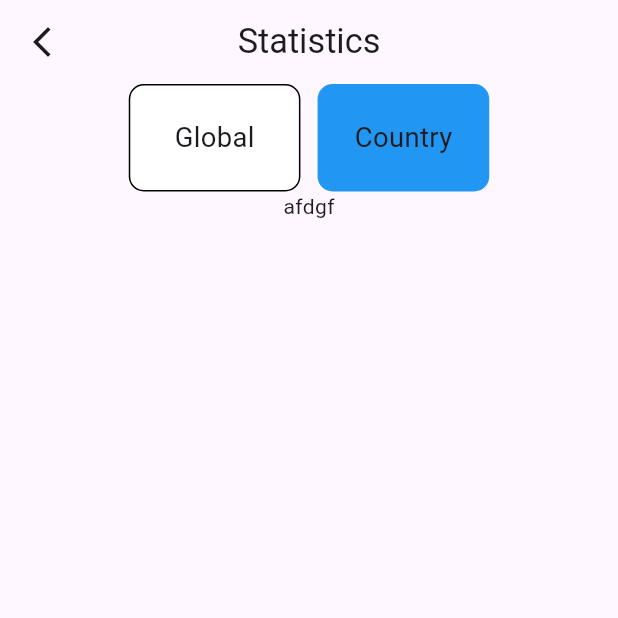
After one commit to arafatappdeveloper/Covid_app, a Flutter app: the WorldCovid screen opened directly, after a tap on "Country", on a phone screen of 412 x 824 dp, the top half of it. The commit adds this screen. Run offline on Flutter 3.47's test engine with Material 3 defaults, Android fonts, the phone set to English and light mode, and no system bars; our stand-ins replace flutter_screenutil, google_fonts, pie_chart; network calls fail; Roboto replaces fonts that are missing (Abel).

Commit message:
world covid data fetch

```diff
--- a/lib/main.dart
+++ b/lib/main.dart
@@ -1,6 +1,7 @@
 import 'package:covid_app/view/bottom_page_view.dart';
 
 import 'package:flutter/material.dart';
+import 'package:flutter_screenutil/flutter_screenutil.dart';
 
 void main() {
   runApp(const MyApp());
@@ -12,6 +13,10 @@ class MyApp extends StatelessWidget {
   // This widget is the root of your application.
   @override
   Widget build(BuildContext context) {
+    return ScreenUtilInit(
+      designSize: const Size(360, 690), // Adjust based on your design dimensions
+      minTextAdapt: true,
+      builder: (context, child){
         return MaterialApp(
           debugShowCheckedModeBanner: false,
           title: 'Flutter Demo',
@@ -36,5 +41,7 @@ class MyApp extends StatelessWidget {
           ),
           home: BottomPageView(),
         );
+      },
+    );
   }
 }
--- /dev/null
+++ b/lib/model/WorldCovidModel.dart
@@ -0,0 +1,207 @@
+import 'dart:convert';
+/// updated : 1737223621675
+/// cases : 704753890
+/// todayCases : 0
+/// deaths : 7010681
+/// todayDeaths : 0
+/// recovered : 675619811
+/// todayRecovered : 790
+/// active : 22123398
+/// critical : 34794
+/// casesPerOneMillion : 90413
+/// deathsPerOneMillion : 899.4
+/// tests : 7026505313
+/// testsPerOneMillion : 884400.59
+/// population : 7944935131
+/// oneCasePerPeople : 0
+/// oneDeathPerPeople : 0
+/// oneTestPerPeople : 0
+/// activePerOneMillion : 2784.59
+/// recoveredPerOneMillion : 85037.8
+/// criticalPerOneMillion : 4.38
+/// affectedCountries : 231
+
+WorldCovidModel worldCovidModelFromJson(String str) => WorldCovidModel.fromJson(json.decode(str));
+String worldCovidModelToJson(WorldCovidModel data) => json.encode(data.toJson());
+class WorldCovidModel {
+  WorldCovidModel({
+      num? updated,
+      num? cases,
+      num? todayCases,
+      num? deaths,
+      num? todayDeaths,
+      num? recovered,
+      num? todayRecovered,
+      num? active,
+      num? critical,
+      num? casesPerOneMillion,
+      num? deathsPerOneMillion,
+      num? tests,
+      num? testsPerOneMillion,
+      num? population,
+      num? oneCasePerPeople,
+      num? oneDeathPerPeople,
+      num? oneTestPerPeople,
+      num? activePerOneMillion,
+      num? recoveredPerOneMillion,
+      num? criticalPerOneMillion,
+      num? affectedCountries,}){
+    _updated = updated;
+    _cases = cases;
+    _todayCases = todayCases;
+    _deaths = deaths;
+    _todayDeaths = todayDeaths;
+    _recovered = recovered;
+    _todayRecovered = todayRecovered;
+    _active = active;
+    _critical = critical;
+    _casesPerOneMillion = casesPerOneMillion;
+    _deathsPerOneMillion = deathsPerOneMillion;
+    _tests = tests;
+    _testsPerOneMillion = testsPerOneMillion;
+    _population = population;
+    _oneCasePerPeople = oneCasePerPeople;
+    _oneDeathPerPeople = oneDeathPerPeople;
+    _oneTestPerPeople = oneTestPerPeople;
+    _activePerOneMillion = activePerOneMillion;
+    _recoveredPerOneMillion = recoveredPerOneMillion;
+    _criticalPerOneMillion = criticalPerOneMillion;
+    _affectedCountries = affectedCountries;
+}
+
+  WorldCovidModel.fromJson(dynamic json) {
+    _updated = json['updated'];
+    _cases = json['cases'];
+    _todayCases = json['todayCases'];
+    _deaths = json['deaths'];
+    _todayDeaths = json['todayDeaths'];
+    _recovered = json['recovered'];
+    _todayRecovered = json['todayRecovered'];
+    _active = json['active'];
+    _critical = json['critical'];
+    _casesPerOneMillion = json['casesPerOneMillion'];
+    _deathsPerOneMillion = json['deathsPerOneMillion'];
+    _tests = json['tests'];
+    _testsPerOneMillion = json['testsPerOneMillion'];
+    _population = json['population'];
+    _oneCasePerPeople = json['oneCasePerPeople'];
+    _oneDeathPerPeople = json['oneDeathPerPeople'];
+    _oneTestPerPeople = json['oneTestPerPeople'];
+    _activePerOneMillion = json['activePerOneMillion'];
+    _recoveredPerOneMillion = json['recoveredPerOneMillion'];
+    _criticalPerOneMillion = json['criticalPerOneMillion'];
+    _affectedCountries = json['affectedCountries'];
+  }
+  num? _updated;
+  num? _cases;
+  num? _todayCases;
+  num? _deaths;
+  num? _todayDeaths;
+  num? _recovered;
+  num? _todayRecovered;
+  num? _active;
+  num? _critical;
+  num? _casesPerOneMillion;
+  num? _deathsPerOneMillion;
+  num? _tests;
+  num? _testsPerOneMillion;
+  num? _population;
+  num? _oneCasePerPeople;
+  num? _oneDeathPerPeople;
+  num? _oneTestPerPeople;
+  num? _activePerOneMillion;
+  num? _recoveredPerOneMillion;
+  num? _criticalPerOneMillion;
+  num? _affectedCountries;
+WorldCovidModel copyWith({  num? updated,
+  num? cases,
+  num? todayCases,
+  num? deaths,
+  num? todayDeaths,
+  num? recovered,
+  num? todayRecovered,
+  num? active,
+  num? critical,
+  num? casesPerOneMillion,
+  num? deathsPerOneMillion,
+  num? tests,
+  num? testsPerOneMillion,
+  num? population,
+  num? oneCasePerPeople,
+  num? oneDeathPerPeople,
+  num? oneTestPerPeople,
+  num? activePerOneMillion,
+  num? recoveredPerOneMillion,
+  num? criticalPerOneMillion,
+  num? affectedCountries,
+}) => WorldCovidModel(  updated: updated ?? _updated,
+  cases: cases ?? _cases,
+  todayCases: todayCases ?? _todayCases,
+  deaths: deaths ?? _deaths,
+  todayDeaths: todayDeaths ?? _todayDeaths,
+  recovered: recovered ?? _recovered,
+  todayRecovered: todayRecovered ?? _todayRecovered,
+  active: active ?? _active,
+  critical: critical ?? _critical,
+  casesPerOneMillion: casesPerOneMillion ?? _casesPerOneMillion,
+  deathsPerOneMillion: deathsPerOneMillion ?? _deathsPerOneMillion,
+  tests: tests ?? _tests,
+  testsPerOneMillion: testsPerOneMillion ?? _testsPerOneMillion,
+  population: population ?? _population,
+  oneCasePerPeople: oneCasePerPeople ?? _oneCasePerPeople,
+  oneDeathPerPeople: oneDeathPerPeople ?? _oneDeathPerPeople,
+  oneTestPerPeople: oneTestPerPeople ?? _oneTestPerPeople,
+  activePerOneMillion: activePerOneMillion ?? _activePerOneMillion,
+  recoveredPerOneMillion: recoveredPerOneMillion ?? _recoveredPerOneMillion,
+  criticalPerOneMillion: criticalPerOneMillion ?? _criticalPerOneMillion,
+  affectedCountries: affectedCountries ?? _affectedCountries,
+);
+  num? get updated => _updated;
+  num? get cases => _cases;
+  num? get todayCases => _todayCases;
+  num? get deaths => _deaths;
+  num? get todayDeaths => _todayDeaths;
+  num? get recovered => _recovered;
+  num? get todayRecovered => _todayRecovered;
+  num? get active => _active;
+  num? get critical => _critical;
+  num? get casesPerOneMillion => _casesPerOneMillion;
+  num? get deathsPerOneMillion => _deathsPerOneMillion;
+  num? get tests => _tests;
+  num? get testsPerOneMillion => _testsPerOneMillion;
+  num? get population => _population;
+  num? get oneCasePerPeople => _oneCasePerPeople;
+  num? get oneDeathPerPeople => _oneDeathPerPeople;
+  num? get oneTestPerPeople => _oneTestPerPeople;
+  num? get activePerOneMillion => _activePerOneMillion;
+  num? get recoveredPerOneMillion => _recoveredPerOneMillion;
+  num? get criticalPerOneMillion => _criticalPerOneMillion;
+  num? get affectedCountries => _affectedCountries;
+
+  Map<String, dynamic> toJson() {
+    final map = <String, dynamic>{};
+    map['updated'] = _updated;
+    map['cases'] = _cases;
+    map['todayCases'] = _todayCases;
+    map['deaths'] = _deaths;
+    map['todayDeaths'] = _todayDeaths;
+    map['recovered'] = _recovered;
+    map['todayRecovered'] = _todayRecovered;
+    map['active'] = _active;
+    map['critical'] = _critical;
+    map['casesPerOneMillion'] = _casesPerOneMillion;
+    map['deathsPerOneMillion'] = _deathsPerOneMillion;
+    map['tests'] = _tests;
+    map['testsPerOneMillion'] = _testsPerOneMillion;
+    map['population'] = _population;
+    map['oneCasePerPeople'] = _oneCasePerPeople;
+    map['oneDeathPerPeople'] = _oneDeathPerPeople;
+    map['oneTestPerPeople'] = _oneTestPerPeople;
+    map['activePerOneMillion'] = _activePerOneMillion;
+    map['recoveredPerOneMillion'] = _recoveredPerOneMillion;
+    map['criticalPerOneMillion'] = _criticalPerOneMillion;
+    map['affectedCountries'] = _affectedCountries;
+    return map;
+  }
+
+}
--- a/lib/services/api_services.dart
+++ b/lib/services/api_services.dart
@@ -0,0 +1,20 @@
+import 'dart:convert';
+
+import 'package:flutter/material.dart';
+import 'package:http/http.dart'as http;
+
+import '../model/WorldCovidModel.dart';
+
+class ApiServices{
+
+  Future<WorldCovidModel> worldCovid()async{
+    final response = await http.get(Uri.parse('https://disease.sh/v3/covid-19/all'));
+    if(response.statusCode==200){
+      final data= jsonDecode(response.body);
+      return WorldCovidModel.fromJson(data);
+    }else{
+      return throw Exception('World Covid handle error');
+    }
+  }
+
+}
--- /dev/null
+++ b/lib/utils/model_text.dart
@@ -0,0 +1,14 @@
+import 'package:flutter/material.dart';
+import 'package:google_fonts/google_fonts.dart';
+
+class ModelText extends StatelessWidget {
+  String text;
+  double size;
+   ModelText({super.key,required this.text,required this.size});
+
+  @override
+  Widget build(BuildContext context) {
+    return Text(text,
+      style: GoogleFonts.abel(fontSize: size),);
+  }
+}
--- a/lib/view/bottom_page_view.dart
+++ b/lib/view/bottom_page_view.dart
@@ -1,4 +1,6 @@
 import 'package:flutter/material.dart';
+
+import '../view_models/world_covid.dart';
 class BottomPageView extends StatefulWidget {
   const BottomPageView({super.key});
 
@@ -9,7 +11,7 @@ class BottomPageView extends StatefulWidget {
 class _BottomPageViewState extends State<BottomPageView> {
   static  List<Widget> _widgetList=[
     Text('data'),
-    Text('data'),
+    WorldCovid(),
     Text('data'),
   ];
   void _ontapped(int index)async{
--- /dev/null
+++ b/lib/view_models/world_covid.dart
@@ -0,0 +1,226 @@
+import 'package:covid_app/services/api_services.dart';
+import 'package:covid_app/utils/model_text.dart';
+import 'package:flutter/material.dart';
+import 'package:flutter_screenutil/flutter_screenutil.dart';
+import 'package:pie_chart/pie_chart.dart';
+
+import '../model/WorldCovidModel.dart';
+
+class WorldCovid extends StatefulWidget {
+  const WorldCovid({super.key});
+
+  @override
+  State<WorldCovid> createState() => _WorldCovidState();
+}
+
+class _WorldCovidState extends State<WorldCovid> {
+  ApiServices _apiServices=ApiServices();
+String selected='Global';
+
+  @override
+  Widget build(BuildContext context) {
+    return Scaffold(
+      appBar: AppBar(
+        centerTitle: true,
+        leading: Icon(Icons.arrow_back_ios_new_sharp),
+        title: ModelText(text: 'Statistics', size: 20.sp),
+      ),
+      body: Column(
+        children: [
+         Row(
+           mainAxisAlignment: MainAxisAlignment.center,
+           children: [
+             GestureDetector(
+               onTap: (){
+                 setState(() {
+                   selected ='Global';
+                 });
+               },
+               child: Container(
+                 height: 60.h,
+                 width: 100.w,
+                 decoration: BoxDecoration(
+                     color:  selected=='Global'? Colors.blue:Colors.white,
+                     borderRadius: BorderRadius.circular(10),
+                   border: Border.all(
+                     color:selected=='Global'? Colors.blue:Colors.black,
+                   ),
+                 ),
+                 child: Center(child: ModelText(text: 'Global', size: 16.sp)),
+               ),
+             ),
+             SizedBox(
+               width: 10.w,
+             ),
+             GestureDetector(
+               onTap: (){
+                 setState(() {
+                   selected ='Country';
+                 });
+               },
+               child: Container(
+                 height: 60.h,
+                 width: 100.w,
+                 decoration: BoxDecoration(
+                   color:  selected=='Country'? Colors.blue:Colors.white,
+                   borderRadius: BorderRadius.circular(10),
+                   border: Border.all(
+                     color:selected=='Country'? Colors.blue:Colors.black,
+                   ),
+                 ),
+                 child: Center(child: ModelText(text: 'Country', size: 16.sp)),
+               ),
+             ),
+
+           ],
+         ),
+
+          Center(
+            child:selected=='Global'?
+            FutureBuilder(
+                future: _apiServices.worldCovid(),
+                builder: (context,AsyncSnapshot<WorldCovidModel>snapshot){
+              if(snapshot.hasData){
+                return Column(
+                  children: [
+                    SizedBox(
+                      height: 50.h,
+                    ),
+                    SizedBox(
+                      height: 110,
+                      child: ListView(
+                        shrinkWrap: true,
+                        scrollDirection: Axis.horizontal,
+                        children: [
+                          Container(
+                            height: 120.h,
+                            width: 150.w,
+                            decoration: BoxDecoration(
+                              color:   Colors.blue,
+                              borderRadius: BorderRadius.circular(10),
+                              border: Border.all(
+                                color: Colors.blue,
+                              ),
+                            ),
+                            child: Center(
+                                child: Column(
+                                  mainAxisAlignment: MainAxisAlignment.center,
+                                  children: [
+                                    ModelText(text: 'Cases', size: 16.sp),
+                                    ModelText(text: snapshot.data!.cases.toString(), size: 16.sp),
+                                  ],
+                                )),
+                          ),
+                          SizedBox(width: 15.w,),
+                          Container(
+                            height: 120.h,
+                            width: 150.w,
+                            decoration: BoxDecoration(
+                              color:   Colors.red,
+                              borderRadius: BorderRadius.circular(10),
+                              border: Border.all(
+                                color: Colors.red,
+                              ),
+                            ),
+                            child: Center(
+                                child: Column(
+                                  mainAxisAlignment: MainAxisAlignment.center,
+                              children: [
+                                ModelText(text: 'Deaths', size: 16.sp),
+                                ModelText(text: snapshot.data!.deaths.toString(), size: 16.sp),
+                              ],
+                            )),
+                          ),
+                        ],
+                      ),
+                    ),
+                    Container(
+                      height: 120.h,
+                      child: ListView(
+                        padding: EdgeInsets.all(10.r),
+                        scrollDirection: Axis.horizontal,
+                        shrinkWrap: true,
+                        children: [
+                          Container(
+                            height: 80.h,
+                            width: 100.w,
+                            decoration: BoxDecoration(
+                              color:   Colors.white,
+                              borderRadius: BorderRadius.circular(10),
+                              border: Border.all(
+                                color: Colors.white,
+                              ),
+                            ),
+                            child: Center(
+                                child: Column(
+                                  mainAxisAlignment: MainAxisAlignment.center,
+                                  children: [
+                                    ModelText(text: 'Recovered', size: 16.sp),
+                                    ModelText(text: snapshot.data!.recovered.toString(), size: 16.sp),
+                                  ],
+                                )),
+                          ),
+                          SizedBox(width: 5.w,),
+                          Container(
+                            height: 80.h,
+                            width: 100.w,
+                            decoration: BoxDecoration(
+                              color: Colors.white,
+                              borderRadius: BorderRadius.circular(10),
+                              border: Border.all(
+                                color:Colors.white,
+                              ),
+                            ),
+                            child: Center(
+                                child: Column(
+                                  mainAxisAlignment: MainAxisAlignment.center,
+                                  children: [
+                                    ModelText(text: 'Active', size: 16.sp),
+                                    ModelText(text: snapshot.data!.active.toString(), size: 16.sp),
+                                  ],
+                                )),
+                          ),
+                          SizedBox(width: 5.w,),
+                          Container(
+                            height: 80.h,
+                            width: 100.w,
+                            decoration: BoxDecoration(
+                              color: Colors.white,
+                              borderRadius: BorderRadius.circular(10),
+                              border: Border.all(
+                                color: Colors.white,
+                              ),
+                            ),
+                            child: Center(
+                                child: Column(
+                              mainAxisAlignment: MainAxisAlignment.center,
+                                  children: [
+                                    ModelText(text: 'Critical', size: 16.sp),
+                                    ModelText(text: snapshot.data!.critical.toString(), size: 16.sp),
+                                  ],
+                                )),
+                          ),
+                        ],
+                      ),
+                    ),
+                    PieChart(
+                      dataMap: {
+                        'Active per(M)':snapshot.data!.activePerOneMillion!.toDouble(),
+                        'Recovered per(M)':snapshot.data!.recoveredPerOneMillion!.toDouble(),
+                        'Critical per(M)':snapshot.data!.criticalPerOneMillion!.toDouble(),
+                        'Death per(M)':snapshot.data!.deathsPerOneMillion!.toDouble(),
+                        'Test per(M)':snapshot.data!.testsPerOneMillion!.toDouble(),
+                      },
+                    )
+                  ],
+                );
+              }else{
+                return Center(child: CircularProgressIndicator(),);
+              }
+            }):
+            Text('afdgf'),)
+        ],
+      ),
+    );
+  }
+}
--- a/pubspec.yaml
+++ b/pubspec.yaml
@@ -36,6 +36,9 @@ dependencies:
   # Use with the CupertinoIcons class for iOS style icons.
   cupertino_icons: ^1.0.6
   http: ^1.2.2
+  google_fonts: ^6.2.1
+  flutter_screenutil: ^5.9.3
+  pie_chart: ^5.4.0
 
 dev_dependencies:
   flutter_test:
```
Also changed, not shown: lib/model/CovidAll.dart (deleted), lib/view_models/world_views.dart (deleted), pubspec.lock, 1 other file. Lines whose indentation alone changed are shown as unchanged.
